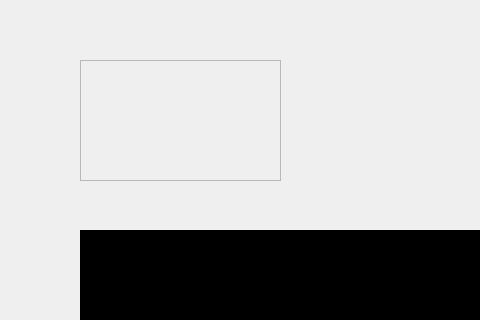
Qt form src/templates/apres_cont.ui (DanilloMLS/lepee) before a commit; both pictures show x 0 to 480 and y 0 to 320 of the 741 by 635 pixel window.
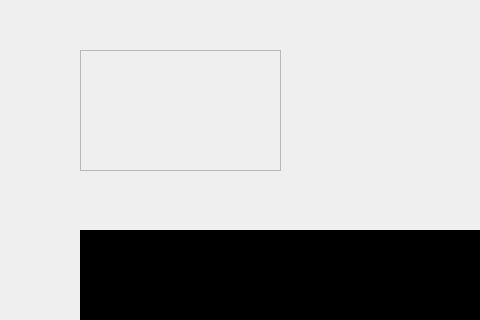
The same form after that commit.

Commit message: Paleta de cores na tela de avaliação

Diff of the .ui file:
```diff
--- a/src/templates/apres_cont.ui
+++ b/src/templates/apres_cont.ui
@@ -29,7 +29,7 @@
     <property name="geometry">
      <rect>
       <x>80</x>
-      <y>60</y>
+      <y>50</y>
       <width>201</width>
       <height>121</height>
      </rect>
```
The commit also changes 2 other files.
